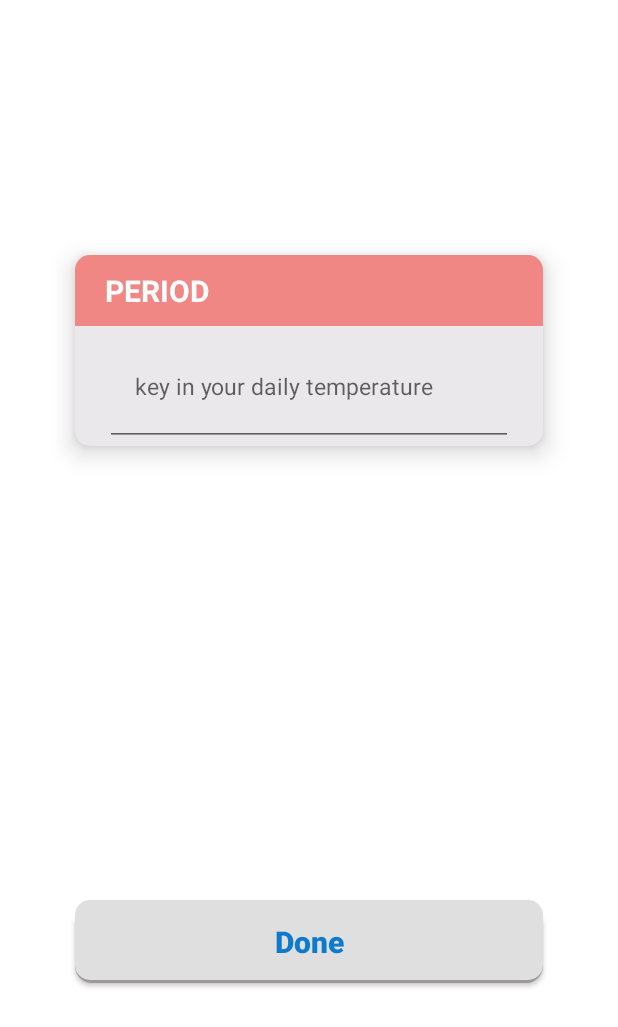
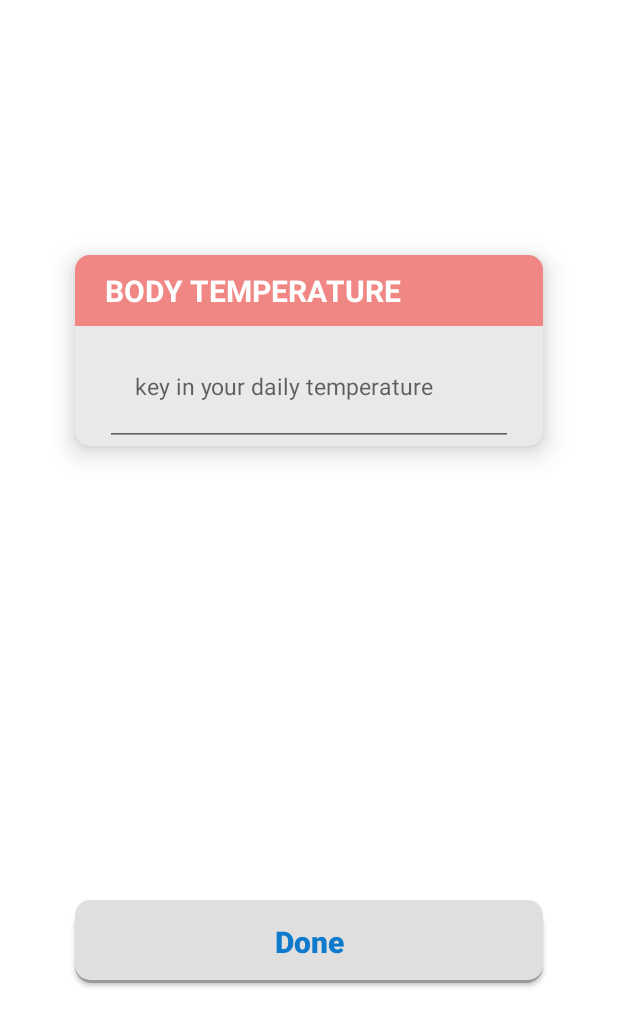
Before and after one commit to FishCatCake/PEIII_Assignment, an Android app: the CycleTemperatureFragment screen opened through its navigation route, on a phone screen of 412 x 824 dp. Shown: the top 1027 px of the screen. Run offline under Robolectric (Android 15) with nearby library versions, the phone set to English and light mode, and no system bars; our stand-ins replace data binding, navigation-ui.

Commit message:
minor changes

```diff
--- a/app/src/main/res/layout/fragment_cycle_temperature.xml
+++ b/app/src/main/res/layout/fragment_cycle_temperature.xml
@@ -48,7 +48,7 @@
                         android:layout_height="wrap_content"
                         style="@style/Card_Title"
                         android:background="@color/input_card_orange"
-                        android:text="@string/period"/>
+                        android:text="@string/body_temperature"/>
                 <EditText
                     android:id="@+id/cycle_temp"
                     android:layout_width="match_parent"
--- a/app/src/main/res/values/strings.xml
+++ b/app/src/main/res/values/strings.xml
@@ -206,6 +206,7 @@
     <string name="_3_3">3/3</string>
     <string name="start_tracking_your_period_here">Start tracking your period here!</string>
     <string name="help_log_your_hpv_appointment">Help log your HPV appointment!</string>
+    <string name="body_temperature">BODY TEMPERATURE</string>
 
 
 </resources>
```
